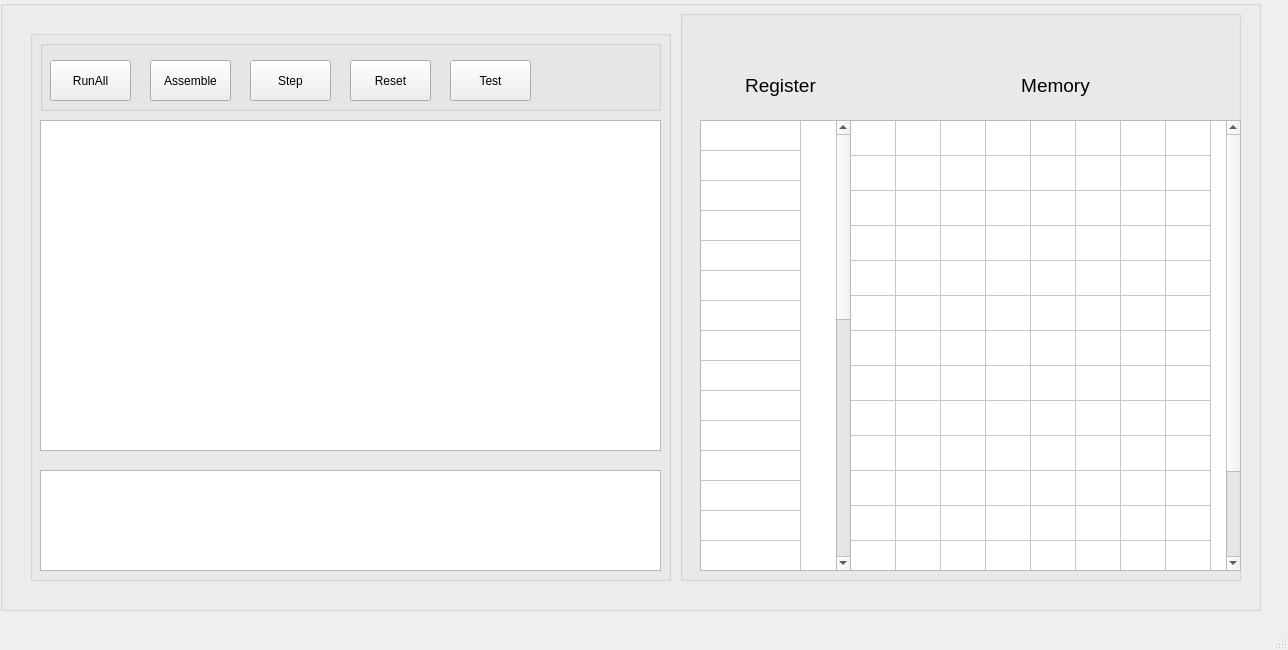
First picture: the form in UI/mainwindow.ui, repository PhucNguyenSolver/ARMv8, before the edit.
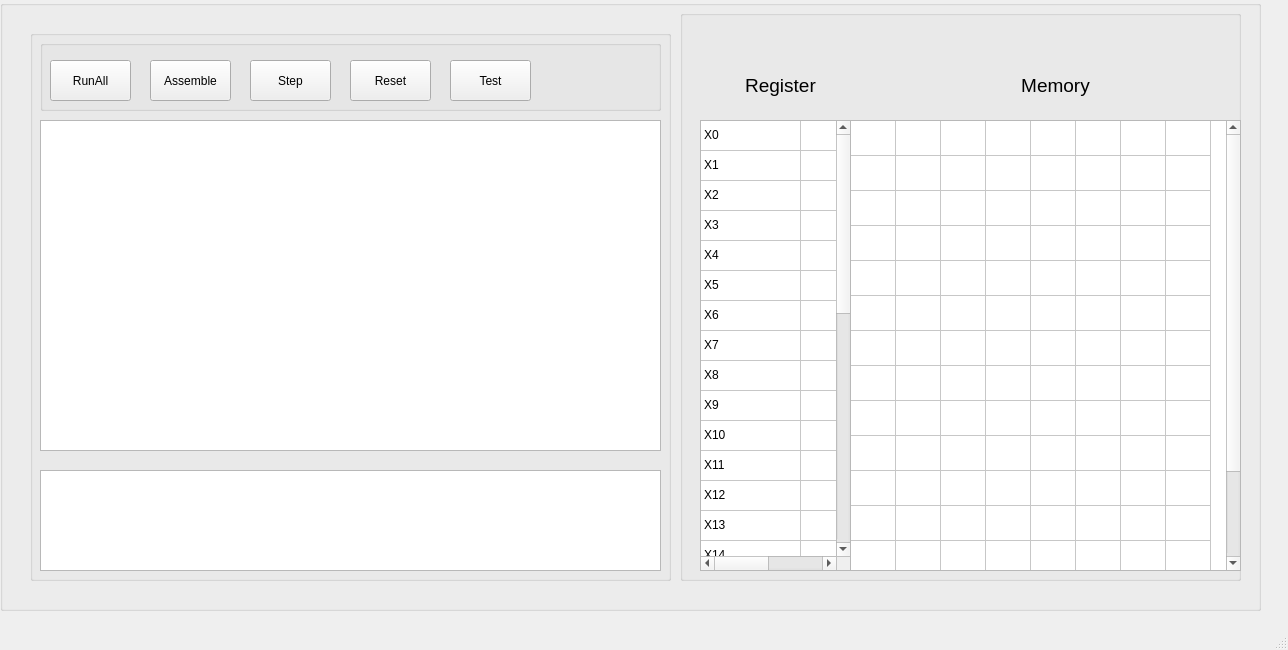
Second picture: the form after the edit. Custom widgets are drawn as their Qt base class.

What changed in the file:
```diff
--- a/UI/mainwindow.ui
+++ b/UI/mainwindow.ui
@@ -118,11 +118,176 @@
       <row/>
       <row/>
       <row/>
+      <column>
+       <property name="text">
+        <string>Register name</string>
+       </property>
+      </column>
       <column>
        <property name="text">
         <string>Values</string>
        </property>
       </column>
+      <item row="0" column="0">
+       <property name="text">
+        <string>X0</string>
+       </property>
+      </item>
+      <item row="1" column="0">
+       <property name="text">
+        <string>X1</string>
+       </property>
+      </item>
+      <item row="2" column="0">
+       <property name="text">
+        <string>X2</string>
+       </property>
+      </item>
+      <item row="3" column="0">
+       <property name="text">
+        <string>X3</string>
+       </property>
+      </item>
+      <item row="4" column="0">
+       <property name="text">
+        <string>X4</string>
+       </property>
+      </item>
+      <item row="5" column="0">
+       <property name="text">
+        <string>X5</string>
+       </property>
+      </item>
+      <item row="6" column="0">
+       <property name="text">
+        <string>X6</string>
+       </property>
+      </item>
+      <item row="7" column="0">
+       <property name="text">
+        <string>X7</string>
+       </property>
+      </item>
+      <item row="8" column="0">
+       <property name="text">
+        <string>X8</string>
+       </property>
+      </item>
+      <item row="9" column="0">
+       <property name="text">
+        <string>X9</string>
+       </property>
+      </item>
+      <item row="10" column="0">
+       <property name="text">
+        <string>X10</string>
+       </property>
+      </item>
+      <item row="11" column="0">
+       <property name="text">
+        <string>X11</string>
+       </property>
+      </item>
+      <item row="12" column="0">
+       <property name="text">
+        <string>X12</string>
+       </property>
+      </item>
+      <item row="13" column="0">
+       <property name="text">
+        <string>X13</string>
+       </property>
+      </item>
+      <item row="14" column="0">
+       <property name="text">
+        <string>X14</string>
+       </property>
+      </item>
+      <item row="15" column="0">
+       <property name="text">
+        <string>X15</string>
+       </property>
+      </item>
+      <item row="16" column="0">
+       <property name="text">
+        <string>X16</string>
+       </property>
+      </item>
+      <item row="17" column="0">
+       <property name="text">
+        <string>X17</string>
+       </property>
+      </item>
+      <item row="18" column="0">
+       <property name="text">
+        <string>X18</string>
+       </property>
+      </item>
+      <item row="19" column="0">
+       <property name="text">
+        <string>X19</string>
+       </property>
+      </item>
+      <item row="20" column="0">
+       <property name="text">
+        <string>X20</string>
+       </property>
+      </item>
+      <item row="21" column="0">
+       <property name="text">
+        <string>X21</string>
+       </property>
+      </item>
+      <item row="22" column="0">
+       <property name="text">
+        <string>X22</string>
+       </property>
+      </item>
+      <item row="23" column="0">
+       <property name="text">
+        <string>X23</string>
+       </property>
+      </item>
+      <item row="24" column="0">
+       <property name="text">
+        <string>X24</string>
+       </property>
+      </item>
+      <item row="25" column="0">
+       <property name="text">
+        <string>X25</string>
+       </property>
+      </item>
+      <item row="26" column="0">
+       <property name="text">
+        <string>X26</string>
+       </property>
+      </item>
+      <item row="27" column="0">
+       <property name="text">
+        <string>X27</string>
+       </property>
+      </item>
+      <item row="28" column="0">
+       <property name="text">
+        <string>X28</string>
+       </property>
+      </item>
+      <item row="29" column="0">
+       <property name="text">
+        <string>X29</string>
+       </property>
+      </item>
+      <item row="30" column="0">
+       <property name="text">
+        <string>X30</string>
+       </property>
+      </item>
+      <item row="31" column="0">
+       <property name="text">
+        <string>X31</string>
+       </property>
+      </item>
      </widget>
      <widget class="QTableWidget" name="tableWidget_2">
       <property name="geometry">
```
